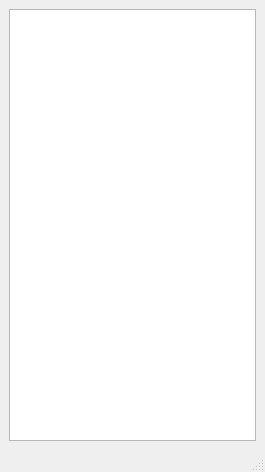
First picture: the form in src/gui/ContactListWindow.ui, repository astralaster/oxofrmbl, before the edit.
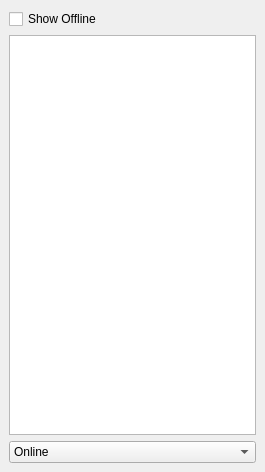
Second picture: the form after the edit. Custom widgets are drawn as their Qt base class.

```diff
--- a/src/gui/ContactListWindow.ui
+++ b/src/gui/ContactListWindow.ui
@@ -16,7 +16,54 @@
   <widget class="QWidget" name="centralwidget">
    <layout class="QVBoxLayout" name="verticalLayout">
     <item>
-     <widget class="QListView" name="contactList"/>
+     <widget class="QWidget" name="widget" native="true">
+      <layout class="QHBoxLayout" name="horizontalLayout">
+       <property name="spacing">
+        <number>0</number>
+       </property>
+       <property name="leftMargin">
+        <number>0</number>
+       </property>
+       <property name="topMargin">
+        <number>0</number>
+       </property>
+       <property name="rightMargin">
+        <number>0</number>
+       </property>
+       <property name="bottomMargin">
+        <number>0</number>
+       </property>
+       <item>
+        <widget class="QCheckBox" name="showOffline">
+         <property name="text">
+          <string>Show Offline</string>
+         </property>
+        </widget>
+       </item>
+      </layout>
+     </widget>
+    </item>
+    <item>
+     <widget class="ContactListWidget" name="contactList"/>
+    </item>
+    <item>
+     <widget class="QComboBox" name="status">
+      <item>
+       <property name="text">
+        <string>Online</string>
+       </property>
+      </item>
+      <item>
+       <property name="text">
+        <string>Away</string>
+       </property>
+      </item>
+      <item>
+       <property name="text">
+        <string>Offline</string>
+       </property>
+      </item>
+     </widget>
     </item>
    </layout>
   </widget>
@@ -30,8 +77,14 @@
     </rect>
    </property>
   </widget>
-  <widget class="QStatusBar" name="statusbar"/>
  </widget>
+ <customwidgets>
+  <customwidget>
+   <class>ContactListWidget</class>
+   <extends>QListView</extends>
+   <header>gui/widgets/ContactListWidget.h</header>
+  </customwidget>
+ </customwidgets>
  <resources/>
  <connections/>
 </ui>
```
